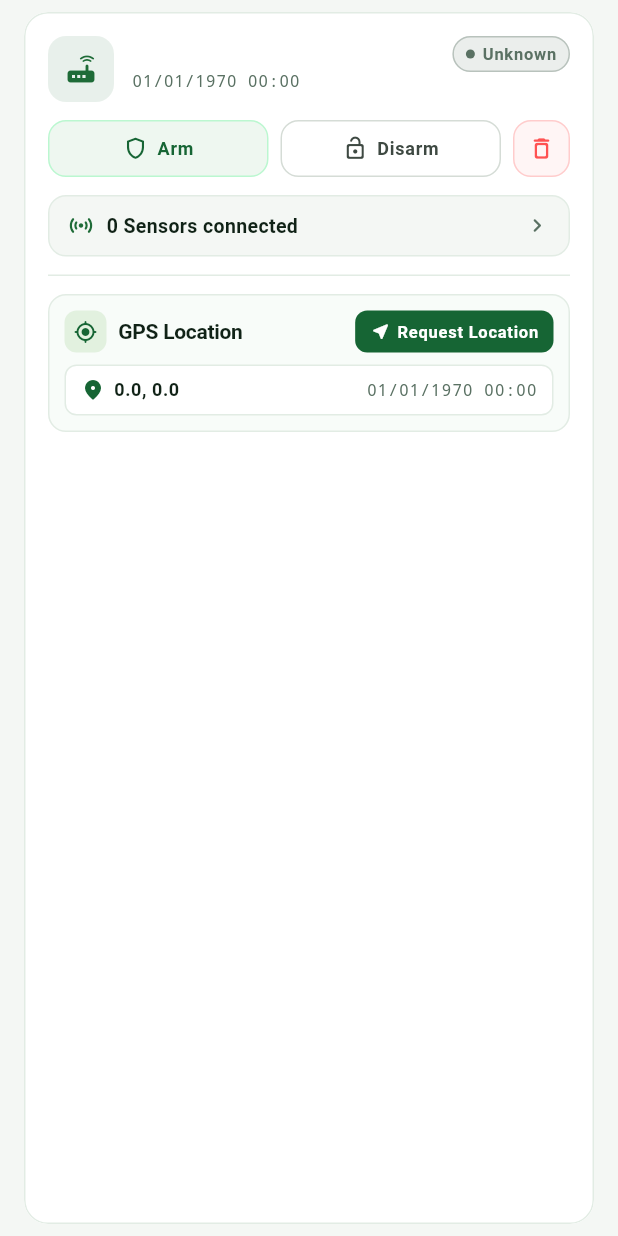
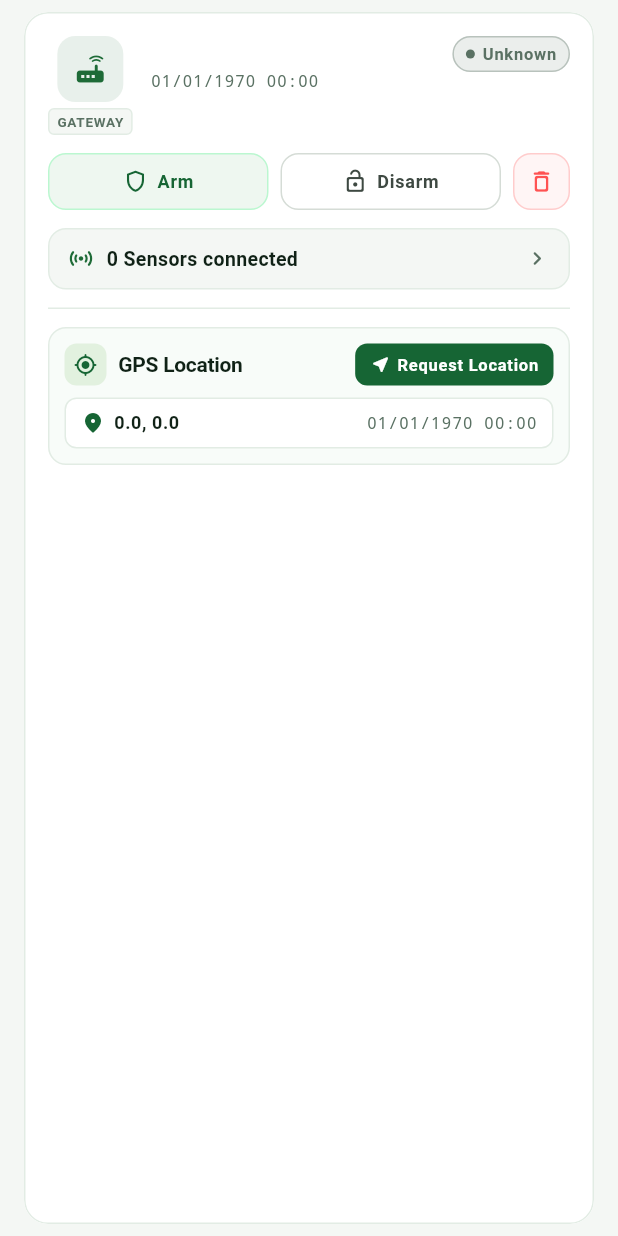
Before and after one commit to dabredo/campersit-app, a Flutter app: the GatewayCard widget shown alone on an empty page, opened directly with empty values, on a phone screen of 412 x 824 dp. Run offline on Flutter 3.47's test engine with Material 3 defaults, Android fonts, the phone set to English and light mode, and no system bars; our stand-ins replace cloud_firestore, cloud_functions, firebase_auth, firebase_core, firebase_messaging, flutter_riverpod and 1 more; missing offline and left inert: dart:html; accounts and stored records are empty; generated files the repository leaves out were written again.

Commit message:
refactor(ui): extract AppDeviceTypeBadge and reuse in gateway and sensor cards

```diff
--- /dev/null
+++ b/lib/widgets/common/app_device_type_badge.dart
@@ -0,0 +1,62 @@
+import 'package:flutter/material.dart';
+
+import '../../theme/app_theme.dart';
+
+class AppDeviceTypeBadge extends StatelessWidget {
+  const AppDeviceTypeBadge({
+    super.key,
+    required this.icon,
+    required this.typeLabel,
+    this.hasAlerts = false,
+  });
+
+  final IconData icon;
+  final String typeLabel;
+  final bool hasAlerts;
+
+  @override
+  Widget build(BuildContext context) {
+    final effectiveColor =
+        hasAlerts ? AppColors.danger : AppColors.primaryAccent;
+
+    return Column(
+      mainAxisSize: MainAxisSize.min,
+      children: [
+        Container(
+          width: 44,
+          height: 44,
+          decoration: BoxDecoration(
+            color: effectiveColor.withValues(alpha: 0.1),
+            borderRadius: AppRadius.borderXl,
+          ),
+          child: Icon(
+            icon,
+            color: effectiveColor,
+            size: 24,
+          ),
+        ),
+        const SizedBox(height: 4),
+        Container(
+          padding: const EdgeInsets.symmetric(
+            horizontal: 5,
+            vertical: 1.5,
+          ),
+          decoration: BoxDecoration(
+            color: AppColors.mainBackground,
+            borderRadius: BorderRadius.circular(4),
+            border: Border.all(color: AppColors.borderLight),
+          ),
+          child: Text(
+            typeLabel.toUpperCase(),
+            style: Theme.of(context).textTheme.labelSmall?.copyWith(
+              fontSize: 9,
+              fontWeight: FontWeight.w700,
+              letterSpacing: 0.5,
+              color: AppColors.textSecondary,
+            ),
+          ),
+        ),
+      ],
+    );
+  }
+}
--- a/lib/widgets/gateway/gateway_card.dart
+++ b/lib/widgets/gateway/gateway_card.dart
@@ -7,6 +7,7 @@ import '../../screens/gateway_detail_screen.dart';
 import '../../theme/app_theme.dart';
 import '../../utils/date_time_formatter.dart';
 import '../common/alerts_list.dart';
+import '../common/app_device_type_badge.dart';
 import 'delete_gateway_action.dart';
 import 'gateway_state_chip.dart';
 
@@ -42,6 +43,7 @@ class GatewayCard extends StatelessWidget {
                 gatewayId: gateway.id,
                 state: gateway.state,
                 seenAt: gateway.seenAt,
+                hasAlerts: gateway.alerts.values.any(AlertsList.isAlertActive),
               ),
               AlertsList(
                 alerts: gateway.alerts,
@@ -65,11 +67,13 @@ class _GatewayCardHeader extends StatelessWidget {
   final String gatewayId;
   final String state;
   final int? seenAt;
+  final bool hasAlerts;
 
   const _GatewayCardHeader({
     required this.gatewayId,
     required this.state,
     this.seenAt,
+    this.hasAlerts = false,
   });
 
   @override
@@ -77,18 +81,10 @@ class _GatewayCardHeader extends StatelessWidget {
     return Row(
       crossAxisAlignment: CrossAxisAlignment.start,
       children: [
-        Container(
-          width: 44,
-          height: 44,
-          decoration: BoxDecoration(
-            color: AppColors.primaryAccent.withValues(alpha: 0.1),
-            borderRadius: AppRadius.borderXl,
-          ),
-          child: const Icon(
-            Icons.router_rounded,
-            color: AppColors.primaryAccent,
-            size: 24,
-          ),
+        AppDeviceTypeBadge(
+          icon: Icons.router_rounded,
+          typeLabel: 'GATEWAY',
+          hasAlerts: hasAlerts,
         ),
         const SizedBox(width: 12),
         Expanded(
```
Also changed, not shown: lib/widgets/sensor/sensor_card.dart (+5 -43 lines), 1 other file.
